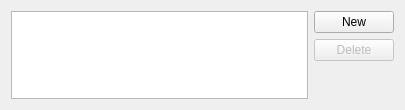
This is shell/sessiondialog.ui in KDE/kdevelop as Qt 5 draws it before an edit. The edited form follows.
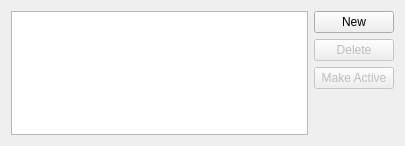
This is the edited form. Custom widgets are drawn as their Qt base class.

Commit message: Use a proper button to make a session active, thats probably more usable than the checkboxes in the view. Also the listwidget was getting in my way, so I've replaced it with a simple model and plain itemview.

Diff of the .ui file:
```diff
--- a/shell/sessiondialog.ui
+++ b/shell/sessiondialog.ui
@@ -6,18 +6,15 @@
     <x>0</x>
     <y>0</y>
     <width>405</width>
-    <height>110</height>
+    <height>146</height>
    </rect>
   </property>
   <layout class="QGridLayout" name="gridLayout" >
-   <item rowspan="3" row="0" column="0" >
-    <widget class="KListWidget" name="sessionList" >
+   <item rowspan="4" row="0" column="0" >
+    <widget class="QListView" name="sessionList" >
      <property name="tabKeyNavigation" >
       <bool>true</bool>
      </property>
-     <property name="sortingEnabled" >
-      <bool>true</bool>
-     </property>
     </widget>
    </item>
    <item row="0" column="1" >
@@ -37,7 +34,7 @@
      </property>
     </widget>
    </item>
-   <item row="2" column="1" >
+   <item row="3" column="1" >
     <spacer name="verticalSpacer" >
      <property name="orientation" >
       <enum>Qt::Vertical</enum>
@@ -50,15 +47,18 @@
      </property>
     </spacer>
    </item>
+   <item row="2" column="1" >
+    <widget class="QPushButton" name="activateButton" >
+     <property name="enabled" >
+      <bool>false</bool>
+     </property>
+     <property name="text" >
+      <string>Make Active</string>
+     </property>
+    </widget>
+   </item>
   </layout>
  </widget>
- <customwidgets>
-  <customwidget>
-   <class>KListWidget</class>
-   <extends>QListWidget</extends>
-   <header>klistwidget.h</header>
-  </customwidget>
- </customwidgets>
  <resources/>
  <connections/>
 </ui>
```
Left out of the diff: 2 changed lines with no effect on the pictures. The commit also changes 2 other files.
